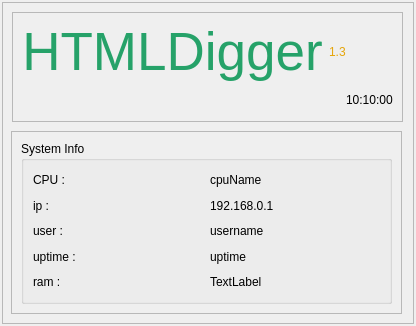
This is ui/htmldiggerUI.ui in Ripax/app as Qt 5 draws it before an edit. The edited form follows.
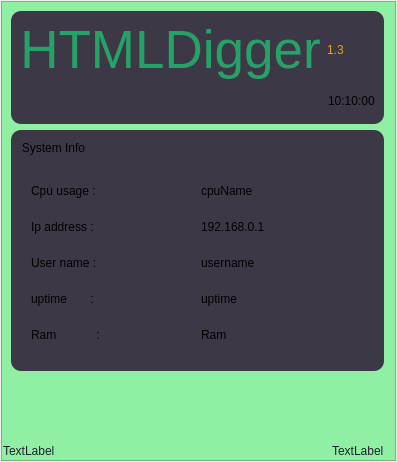
This is the edited form.

```diff
--- a/ui/htmldiggerUI.ui
+++ b/ui/htmldiggerUI.ui
@@ -6,31 +6,58 @@
    <rect>
     <x>0</x>
     <y>0</y>
-    <width>416</width>
-    <height>326</height>
+    <width>397</width>
+    <height>462</height>
    </rect>
   </property>
+  <property name="minimumSize">
+   <size>
+    <width>397</width>
+    <height>462</height>
+   </size>
+  </property>
+  <property name="maximumSize">
+   <size>
+    <width>397</width>
+    <height>462</height>
+   </size>
+  </property>
   <property name="windowTitle">
    <string>htmldigger</string>
   </property>
   <layout class="QGridLayout" name="gridLayout">
    <property name="leftMargin">
-    <number>2</number>
+    <number>0</number>
    </property>
    <property name="topMargin">
-    <number>2</number>
+    <number>0</number>
    </property>
    <property name="rightMargin">
-    <number>2</number>
+    <number>0</number>
    </property>
    <property name="bottomMargin">
-    <number>2</number>
+    <number>1</number>
    </property>
    <property name="spacing">
     <number>1</number>
    </property>
-   <item row="0" column="0">
+   <item row="1" column="0">
     <widget class="QFrame" name="frame">
+     <property name="minimumSize">
+      <size>
+       <width>395</width>
+       <height>460</height>
+      </size>
+     </property>
+     <property name="maximumSize">
+      <size>
+       <width>395</width>
+       <height>458</height>
+      </size>
+     </property>
+     <property name="styleSheet">
+      <string notr="true">background-color: rgb(143, 240, 164);</string>
+     </property>
      <property name="frameShape">
       <enum>QFrame::StyledPanel</enum>
      </property>
@@ -42,10 +69,20 @@
        <rect>
         <x>10</x>
         <y>10</y>
-        <width>391</width>
-        <height>110</height>
+        <width>373</width>
+        <height>113</height>
        </rect>
       </property>
+      <property name="minimumSize">
+       <size>
+        <width>0</width>
+        <height>0</height>
+       </size>
+      </property>
+      <property name="styleSheet">
+       <string notr="true">background-color: rgb(61, 56, 70);
+border-radius: 10px;</string>
+      </property>
       <property name="frameShape">
        <enum>QFrame::StyledPanel</enum>
       </property>
@@ -118,12 +155,22 @@
      <widget class="QFrame" name="frame_3">
       <property name="geometry">
        <rect>
-        <x>9</x>
+        <x>10</x>
         <y>129</y>
-        <width>391</width>
-        <height>183</height>
+        <width>373</width>
+        <height>241</height>
        </rect>
       </property>
+      <property name="maximumSize">
+       <size>
+        <width>16777215</width>
+        <height>680</height>
+       </size>
+      </property>
+      <property name="styleSheet">
+       <string notr="true">background-color: rgb(61, 56, 70);
+border-radius: 10px;</string>
+      </property>
       <property name="frameShape">
        <enum>QFrame::StyledPanel</enum>
       </property>
@@ -131,18 +178,43 @@
        <enum>QFrame::Raised</enum>
       </property>
       <layout class="QVBoxLayout" name="verticalLayout_3">
+       <property name="leftMargin">
+        <number>9</number>
+       </property>
        <item>
         <widget class="QGroupBox" name="groupBox">
          <property name="title">
           <string>System Info</string>
          </property>
          <layout class="QVBoxLayout" name="verticalLayout_4">
+          <property name="spacing">
+           <number>2</number>
+          </property>
+          <property name="leftMargin">
+           <number>2</number>
+          </property>
+          <property name="topMargin">
+           <number>35</number>
+          </property>
+          <property name="rightMargin">
+           <number>2</number>
+          </property>
+          <property name="bottomMargin">
+           <number>10</number>
+          </property>
           <item>
+           <widget class="QFrame" name="frame_4">
+            <property name="frameShape">
+             <enum>QFrame::StyledPanel</enum>
+            </property>
+            <property name="frameShadow">
+             <enum>QFrame::Raised</enum>
+            </property>
            <layout class="QHBoxLayout" name="horizontalLayout_2">
-            <item>
+             <item alignment="Qt::AlignLeft">
              <widget class="QLabel" name="label_cpu">
               <property name="text">
-               <string>CPU : </string>
+                <string>Cpu usage :</string>
               </property>
              </widget>
             </item>
@@ -154,13 +226,21 @@
              </widget>
             </item>
            </layout>
+           </widget>
           </item>
           <item>
-           <layout class="QHBoxLayout" name="horizontalLayout_3">
+           <widget class="QFrame" name="frame_5">
+            <property name="frameShape">
+             <enum>QFrame::StyledPanel</enum>
+            </property>
+            <property name="frameShadow">
+             <enum>QFrame::Raised</enum>
+            </property>
+            <layout class="QHBoxLayout" name="horizontalLayout_6">
             <item>
              <widget class="QLabel" name="label_ip">
               <property name="text">
-               <string>ip : </string>
+                <string>Ip address : </string>
               </property>
              </widget>
             </item>
@@ -172,13 +252,21 @@
              </widget>
             </item>
            </layout>
+           </widget>
           </item>
           <item>
-           <layout class="QHBoxLayout" name="horizontalLayout_4">
+           <widget class="QFrame" name="frame_6">
+            <property name="frameShape">
+             <enum>QFrame::StyledPanel</enum>
+            </property>
+            <property name="frameShadow">
+             <enum>QFrame::Raised</enum>
+            </property>
+            <layout class="QHBoxLayout" name="horizontalLayout_5">
             <item>
              <widget class="QLabel" name="label_user">
               <property name="text">
-               <string>user : </string>
+                <string>User name : </string>
               </property>
              </widget>
             </item>
@@ -190,13 +278,21 @@
              </widget>
             </item>
            </layout>
+           </widget>
           </item>
           <item>
-           <layout class="QHBoxLayout" name="horizontalLayout_5">
+           <widget class="QFrame" name="frame_7">
+            <property name="frameShape">
+             <enum>QFrame::StyledPanel</enum>
+            </property>
+            <property name="frameShadow">
+             <enum>QFrame::Raised</enum>
+            </property>
+            <layout class="QHBoxLayout" name="horizontalLayout_4">
             <item>
              <widget class="QLabel" name="label_uptime">
               <property name="text">
-               <string>uptime : </string>
+                <string>uptime       : </string>
               </property>
              </widget>
             </item>
@@ -208,30 +304,71 @@
              </widget>
             </item>
            </layout>
+           </widget>
           </item>
           <item>
-           <layout class="QHBoxLayout" name="horizontalLayout_6">
+           <widget class="QFrame" name="frame_8">
+            <property name="frameShape">
+             <enum>QFrame::StyledPanel</enum>
+            </property>
+            <property name="frameShadow">
+             <enum>QFrame::Raised</enum>
+            </property>
+            <layout class="QHBoxLayout" name="horizontalLayout_3">
             <item>
-             <widget class="QLabel" name="label_4">
+              <widget class="QLabel" name="label_ram">
               <property name="text">
-               <string>ram : </string>
+                <string>Ram            : </string>
               </property>
              </widget>
             </item>
             <item>
-             <widget class="QLabel" name="label_5">
+              <widget class="QLabel" name="label_ramval">
               <property name="text">
-               <string>TextLabel</string>
+                <string>Ram</string>
               </property>
              </widget>
             </item>
            </layout>
+           </widget>
           </item>
          </layout>
         </widget>
        </item>
       </layout>
      </widget>
+     <widget class="QWidget" name="">
+      <property name="geometry">
+       <rect>
+        <x>2</x>
+        <y>440</y>
+        <width>381</width>
+        <height>19</height>
+       </rect>
+      </property>
+      <layout class="QHBoxLayout" name="horizontalLayout_7">
+       <item alignment="Qt::AlignLeft">
+        <widget class="QLabel" name="hostname">
+         <property name="styleSheet">
+          <string notr="true">color: rgb(36, 31, 49);</string>
+         </property>
+         <property name="text">
+          <string>TextLabel</string>
+         </property>
+        </widget>
+       </item>
+       <item alignment="Qt::AlignRight">
+        <widget class="QLabel" name="ip_">
+         <property name="styleSheet">
+          <string notr="true">color: rgb(36, 31, 49);</string>
+         </property>
+         <property name="text">
+          <string>TextLabel</string>
+         </property>
+        </widget>
+       </item>
+      </layout>
+     </widget>
     </widget>
    </item>
   </layout>
```
Lines whose indentation alone changed are shown as unchanged.
